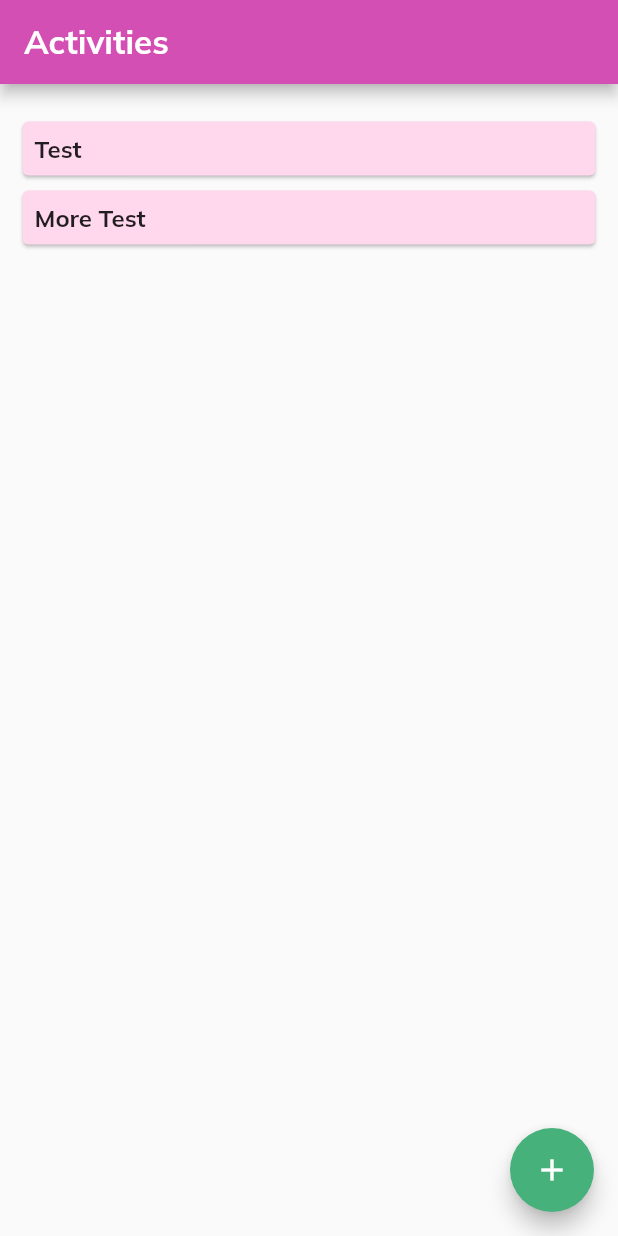
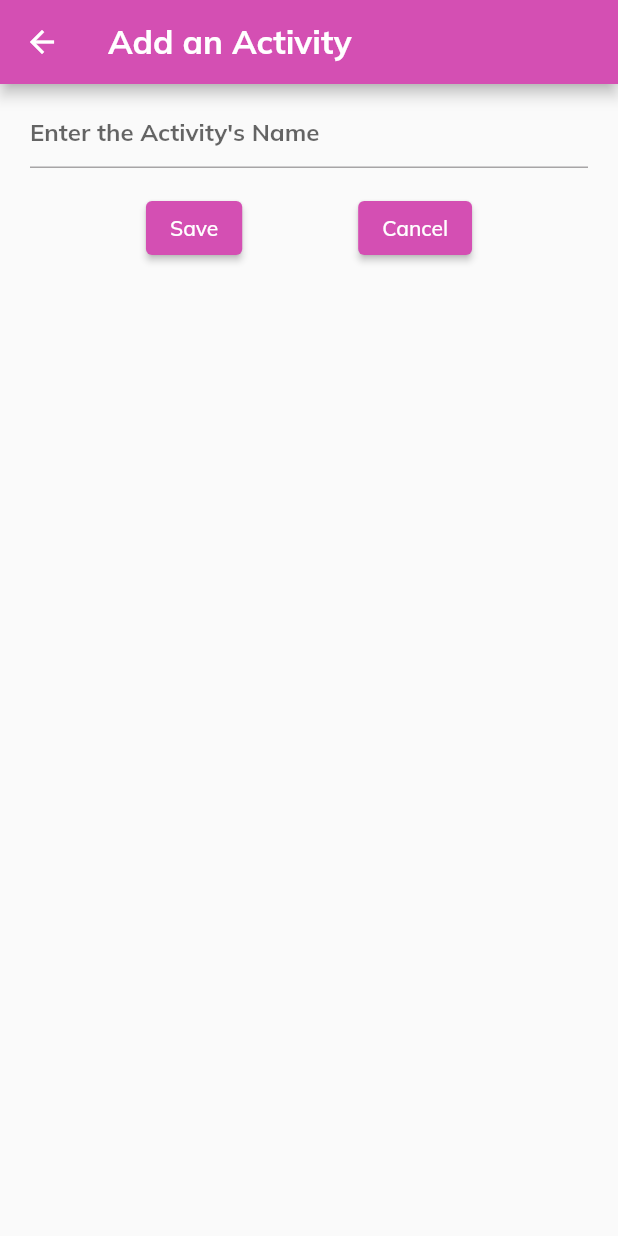
Before and after one commit to jonaspeter/get_my_life_in_order, a Flutter app: the screen it shows after launch, after a tap on the "add" icon, on a phone screen of 412 x 824 dp. Run offline on Flutter 3.47's test engine with Material 2 defaults, Android fonts, the phone set to English and light mode, and no system bars; our stand-ins replace auto_route, bloc, built_collection, flutter_bloc, fpdart, freezed_annotation and 1 more; generated files the repository leaves out were written again.

Commit message:
GMLIO-7 basic infrastructure to add activities
using streams and observers

```diff
--- /dev/null
+++ b/lib/application/activities/controller/activities_controller_bloc.dart
@@ -0,0 +1,21 @@
+import 'package:bloc/bloc.dart';
+import 'package:freezed_annotation/freezed_annotation.dart';
+
+import '../../../domain/entities/activity.dart';
+import '../../../domain/repositories/activity_repository.dart';
+
+part 'activities_controller_event.dart';
+part 'activities_controller_state.dart';
+part 'activities_controller_bloc.freezed.dart';
+
+/// Activities Controller Bloc
+class ActivitiesControllerBloc extends Bloc<ActivitiesControllerEvent, ActivitiesControllerState> {
+  final ActivityRepository activityRepo;
+
+  /// Activities Controller Bloc
+  ActivitiesControllerBloc({required this.activityRepo}) : super(const Initial()) {
+    on<AddActivity>((event, emit) {
+      activityRepo.addActivity(event.activity);
+    });
+  }
+}
--- /dev/null
+++ b/lib/application/activities/controller/activities_controller_event.dart
@@ -0,0 +1,8 @@
+part of 'activities_controller_bloc.dart';
+
+/// Activities Controller Event
+@freezed
+class ActivitiesControllerEvent with _$ActivitiesControllerEvent {
+  /// Activity Controller Event to add an Activity
+  const factory ActivitiesControllerEvent.addActivity(Activity activity) = AddActivity;
+}
--- /dev/null
+++ b/lib/application/activities/controller/activities_controller_state.dart
@@ -0,0 +1,6 @@
+part of 'activities_controller_bloc.dart';
+
+@freezed
+class ActivitiesControllerState with _$ActivitiesControllerState{
+  const factory ActivitiesControllerState.initial() = Initial;
+}
--- /dev/null
+++ b/lib/application/activities/observer/activities_observer_bloc.dart
@@ -0,0 +1,41 @@
+import 'dart:async';
+
+import 'package:bloc/bloc.dart';
+import 'package:built_collection/built_collection.dart';
+import 'package:freezed_annotation/freezed_annotation.dart';
+
+import '../../../domain/entities/activity.dart';
+import '../../../domain/repositories/activity_repository.dart';
+
+part 'activities_observer_event.dart';
+
+part 'activities_observer_state.dart';
+
+part 'activities_observer_bloc.freezed.dart';
+
+class ActivitiesObserverBloc extends Bloc<ActivitiesObserverEvent, ActivitiesObserverState> {
+  final ActivityRepository activityRepo;
+  StreamSubscription? _streamSubscription;
+
+  @override
+  Future<void> close() async {
+    _streamSubscription?.cancel();
+    return super.close();
+  }
+
+  ActivitiesObserverBloc({required this.activityRepo})
+      : super(const Initial()) {
+    on<Observe>((event, emit) async {
+      await _streamSubscription?.cancel();
+      final controller = activityRepo.watchAll();
+      _streamSubscription = controller.stream.listen((event) {
+        add(const Load());
+      });
+    });
+
+    on<Load>((event, emit) {
+      final activities = activityRepo.getAll();
+      activities.match((l) {}, (r) => emit(Loaded(r)));
+    });
+  }
+}
--- /dev/null
+++ b/lib/application/activities/observer/activities_observer_event.dart
@@ -0,0 +1,7 @@
+part of 'activities_observer_bloc.dart';
+
+@freezed
+class ActivitiesObserverEvent with _$ActivitiesObserverEvent {
+  const factory ActivitiesObserverEvent.observe() = Observe;
+  const factory ActivitiesObserverEvent.load() = Load;
+}
--- /dev/null
+++ b/lib/application/activities/observer/activities_observer_state.dart
@@ -0,0 +1,8 @@
+part of 'activities_observer_bloc.dart';
+
+///Activities Observer State
+@freezed
+class ActivitiesObserverState with _$ActivitiesObserverState {
+  const factory ActivitiesObserverState.initial() = Initial;
+  const factory ActivitiesObserverState.loaded(BuiltList<Activity> activities) = Loaded;
+}
--- /dev/null
+++ b/lib/application/navigation/navigation_bloc.dart
@@ -0,0 +1,38 @@
+import 'package:bloc/bloc.dart';
+import 'package:fpdart/fpdart.dart';
+import 'package:freezed_annotation/freezed_annotation.dart';
+import 'package:auto_route/auto_route.dart';
+
+import 'router.dart';
+
+part 'navigation_event.dart';
+part 'navigation_state.dart';
+part 'navigation_bloc.freezed.dart';
+
+class NavigationBloc extends Bloc<NavigationEvent, NavigationState> {
+  NavigationBloc() : super(const ListActivities(None())) {
+
+    on<AddActivity>((event, emit) {
+      final StackRouter router = event.router;
+      router.push(const AddActivityRoute());
+      emit(AddingActivity(some(state)));
+    });
+
+    on<GoBack>((event, emit) {
+      final StackRouter router = event.router;
+      final prev = state.previous;
+      prev.match(
+        () { }, // if there is no previous state do nothing
+        (pState) {
+          router.removeLast();
+          pState.when(
+              listActivities: (Option<NavigationState> previous) =>
+                  router.replace(const ActivitiesListRoute()),
+              addingActivity: (Option<NavigationState> previous) =>
+                  router.replace(const AddActivityRoute()));
+          emit(pState);
+        },
+      );
+    });
+  }
+}
--- /dev/null
+++ b/lib/application/navigation/navigation_event.dart
@@ -0,0 +1,8 @@
+part of 'navigation_bloc.dart';
+
+@freezed
+class NavigationEvent with _$NavigationEvent {
+  const factory NavigationEvent.addActivity(StackRouter router) = AddActivity;
+
+  const factory NavigationEvent.goBack(StackRouter router) = GoBack;
+}
--- /dev/null
+++ b/lib/application/navigation/navigation_state.dart
@@ -0,0 +1,7 @@
+part of 'navigation_bloc.dart';
+
+@freezed
+class NavigationState with _$NavigationState {
+  const factory NavigationState.listActivities(Option<NavigationState> previous) = ListActivities;
+  const factory NavigationState.addingActivity(Option<NavigationState> previous) = AddingActivity;
+}
--- /dev/null
+++ b/lib/application/navigation/router.dart
@@ -0,0 +1,18 @@
+import 'package:flutter/material.dart';
+import 'package:auto_route/auto_route.dart';
+
+import '../../presentation/activities_view.dart';
+import '../../presentation/add_activity_view.dart';
+
+part 'router.gr.dart';
+
+@AutoRouterConfig(replaceInRouteName: 'View,Route')
+class AppRouter extends _$AppRouter {
+
+  @override
+  final List<AutoRoute> routes = [
+
+    AutoRoute(path: '/', page: ActivitiesListRoute.page,),
+    AutoRoute(page: AddActivityRoute.page,),
+  ];
+}
--- a/lib/domain/repositories/activity_repository.dart
+++ b/lib/domain/repositories/activity_repository.dart
@@ -1,8 +1,16 @@
+import 'dart:async';
+
+import 'package:built_collection/built_collection.dart';
 import 'package:fpdart/fpdart.dart';
 
 import '../../core/activity_failures.dart' as af;
 import '../entities/activity.dart';
 
 abstract class ActivityRepository {
-  Either<af.ActivityFailure, List<Activity>> getAll();
+
+  Either<af.ActivityFailure, BuiltList<Activity>> getAll();
+
+  StreamController<Either<af.ActivityFailure, BuiltList<Activity>>> watchAll();
+
+  Either<af.ActivityFailure, Unit> addActivity(Activity activity);
 }
--- a/lib/infrastructure/repositories/activitity_repository_impl.dart
+++ b/lib/infrastructure/repositories/activitity_repository_impl.dart
@@ -1,17 +1,39 @@
+import 'dart:async';
+
 import 'package:fpdart/fpdart.dart';
+import 'package:built_collection/built_collection.dart';
 
 import '../../core/activity_failures.dart' as af;
 import '../../domain/entities/activity.dart';
 import '../../domain/repositories/activity_repository.dart';
 
 class ActivityRepositoryImpl implements ActivityRepository {
-  ActivityRepositoryImpl ();
+  ActivityRepositoryImpl() {
+    activities = const [
+      Activity(name: "Test"),
+      Activity(name: "More Test"),
+    ].build();
+    streamController = StreamController()..sink.add(right(activities));
+  }
+
+  late BuiltList<Activity> activities;
+  late StreamController<Either<af.ActivityFailure, BuiltList<Activity>>> streamController;
 
   @override
-  Either<af.ActivityFailure, List<Activity>> getAll() {
-    return right([
-      Activity(name: "Test"),
-      Activity(name: "More Test"),
-    ]);
+  StreamController<Either<af.ActivityFailure, BuiltList<Activity>>> watchAll() {
+    return streamController;
   }
+
+  @override
+  Either<af.ActivityFailure, BuiltList<Activity>> getAll() {
+    return right(activities);
+  }
+
+  @override
+  Either<af.ActivityFailure, Unit> addActivity(Activity activity) {
+    activities = activities.rebuild((b) => b.add(activity));
+    streamController.sink.add(right(activities));
+    return right(unit);
+  }
+
 }
--- a/lib/main.dart
+++ b/lib/main.dart
@@ -1,25 +1,45 @@
 import 'package:flutter/material.dart';
+import 'package:flutter_bloc/flutter_bloc.dart';
 
-import 'presentation/theme.dart' as Theme;
+import 'application/activities/controller/activities_controller_bloc.dart';
+import 'application/activities/observer/activities_observer_bloc.dart';
+import 'application/navigation/navigation_bloc.dart';
+import 'domain/repositories/activity_repository.dart';
+import 'presentation/theme.dart' as theme;
 import 'service_locator.dart' as sl;
-import 'presentation/navigation/router.dart' as r;
+import 'application/navigation/router.dart';
 
-
-void main() async{
+void main() async {
   await sl.init();
-  runApp(const MyApp());
+  runApp(MyApp());
 }
 
 class MyApp extends StatelessWidget {
-  const MyApp({super.key});
+  MyApp({super.key});
+
+  final _appRouter = AppRouter();
 
   @override
   Widget build(BuildContext context) {
-    return MaterialApp.router(
-      title: 'Get My Life in Order',
-      theme: Theme.theme,
-      routerConfig: r.router,
-      // home: const ActivitiesView(),
+    return MultiBlocProvider(
+      providers: [
+        BlocProvider(
+          create: (context) => NavigationBloc(),
+        ),
+        BlocProvider(
+          create: (context) => ActivitiesControllerBloc(activityRepo: sl.sl<ActivityRepository>()),
+        ),
+        BlocProvider(
+          create: (context) => ActivitiesObserverBloc(activityRepo: sl.sl<ActivityRepository>())
+            ..add(const ActivitiesObserverEvent.observe()),
+        ),
+      ],
+      child: MaterialApp.router(
+        title: 'Get My Life in Order',
+        theme: theme.theme,
+        routerConfig: _appRouter.config(),
+        // home: const ActivitiesView(),
+      ),
     );
   }
 }
--- a/lib/presentation/activities_view.dart
+++ b/lib/presentation/activities_view.dart
@@ -1,28 +1,57 @@
+import 'package:built_collection/built_collection.dart';
 import 'package:flutter/material.dart';
-import 'package:get_my_life_in_order/domain/repositories/activity_repository.dart';
-import 'package:get_my_life_in_order/presentation/activity_card.dart';
+import 'package:auto_route/auto_route.dart';
+import 'package:flutter_bloc/flutter_bloc.dart';
+import 'package:fpdart/fpdart.dart' hide State;
 
-import '../service_locator.dart';
 
-class ActivitiesView extends StatelessWidget {
-  const ActivitiesView({super.key});
+import '../application/activities/observer/activities_observer_bloc.dart';
+import 'widgets/activity_card.dart';
+import '../domain/entities/activity.dart';
+import '../application/navigation/navigation_bloc.dart';
+
+@RoutePage()
+class ActivitiesListView extends StatefulWidget {
+  const ActivitiesListView({super.key});
+
+  @override
+  State<ActivitiesListView> createState() => _ActivitiesListViewState();
+}
+
+class _ActivitiesListViewState extends State<ActivitiesListView> {
+  Option<BuiltList<Activity>> activities = none();
 
   @override
   Widget build(BuildContext context) {
     final theme = Theme.of(context);
-    final activities = sl<ActivityRepository>().getAll().getOrElse((l) => []);
+    final router = AutoRouter.of(context);
+    final navigationBlock = context.read<NavigationBloc>();
+
     return Scaffold(
       appBar: AppBar(
         title: const Text("Activities"),
       ),
-      body: Center(
-        child: ListView(
-            // mainAxisAlignment: MainAxisAlignment.center,
-            padding: const EdgeInsets.symmetric(horizontal: 10, vertical: 20),
-            children: activities.map((e) => ActivityCard(activity: e)).toList()),
+      body: BlocListener<ActivitiesObserverBloc, ActivitiesObserverState>(
+        listener: (context, state) {
+          state.when(
+              initial: () {},
+              loaded: (a) {
+                setState(() {
+                  activities = some(a);
+                });
+              });
+        },
+        child: Center(
+          child: ListView(
+              padding: const EdgeInsets.symmetric(horizontal: 10, vertical: 20),
+              children: activities.match(
+                  () => const [Text("Error")], (a) => a.map((e) => ActivityCard(activity: e)).toList())),
+        ),
       ),
       floatingActionButton: FloatingActionButton(
-        onPressed: () {},
+        onPressed: () {
+          navigationBlock.add(AddActivity(router));
+        },
         backgroundColor: theme.colorScheme.secondary,
         child: const Icon(Icons.add),
       ),
--- /dev/null
+++ b/lib/presentation/add_activity_view.dart
@@ -0,0 +1,104 @@
+import 'package:flutter/material.dart';
+import 'package:auto_route/auto_route.dart';
+import 'package:flutter_bloc/flutter_bloc.dart';
+import 'package:get_my_life_in_order/application/activities/controller/activities_controller_bloc.dart';
+
+import '../application/navigation/navigation_bloc.dart';
+import '../domain/entities/activity.dart';
+
+@RoutePage()
+class AddActivityView extends StatelessWidget {
+  const AddActivityView({Key? key}) : super(key: key);
+
+  @override
+  Widget build(BuildContext context) {
+    return Scaffold(
+      appBar: AppBar(
+        title: const Text("Add an Activity"),
+      ),
+      body: const Padding(
+        padding: EdgeInsets.symmetric(vertical: 8.0, horizontal: 20),
+        child: AddActivityForm(),
+      ),
+    );
+  }
+}
+
+class AddActivityForm extends StatefulWidget {
+  const AddActivityForm({super.key});
+
+  @override
+  State<AddActivityForm> createState() => _AddActivityFormState();
+}
+
+class _AddActivityFormState extends State<AddActivityForm> {
+  final GlobalKey<FormState> _formKey = GlobalKey<FormState>();
+  final nameController = TextEditingController();
+
+  @override
+  void dispose() {
+    nameController.dispose();
+    super.dispose();
+  }
+
+  @override
+  Widget build(BuildContext context) {
+    final navigationBloc = context.read<NavigationBloc>();
+    final actCtrlBloc = context.read<ActivitiesControllerBloc>();
+    final router = AutoRouter.of(context);
+    return WillPopScope(
+      onWillPop: () {
+        navigationBloc.add(GoBack(router));
+        return Future<bool>(() => false);
+      },
+      child: Form(
+        key: _formKey,
+        child: Column(
+          crossAxisAlignment: CrossAxisAlignment.start,
+          children: <Widget>[
+            TextFormField(
+              controller: nameController,
+              decoration: const InputDecoration(
+                hintText: "Enter the Activity's Name",
+              ),
+              validator: (String? value) {
+                if (value == null || value.isEmpty) {
+                  return 'Please enter a name';
+                }
+                return null;
+              },
+            ),
+            Row(
+              mainAxisAlignment: MainAxisAlignment.spaceEvenly,
+              children: [
+                Padding(
+                  padding: const EdgeInsets.symmetric(vertical: 16.0),
+                  child: ElevatedButton(
+                    onPressed: () {
+                      if (_formKey.currentState!.validate()) {
+                        actCtrlBloc.add(ActivitiesControllerEvent.addActivity(
+                            Activity(name: nameController.text)));
+                        navigationBloc.add(GoBack(router));
+                      }
+                    },
+                    child: const Text('Save'),
+                  ),
+                ),
+                Padding(
+                  padding: const EdgeInsets.symmetric(vertical: 16.0),
+                  child: ElevatedButton(
+                    onPressed: () {
+                      //TODO ask before cancel
+                      navigationBloc.add(GoBack(router));
+                    },
+                    child: const Text('Cancel'),
+                  ),
+                ),
+              ],
+            ),
+          ],
+        ),
+      ),
+    );
+  }
+}
--- a/lib/presentation/navigation/router.dart
+++ /dev/null
@@ -1,10 +0,0 @@
-import 'package:go_router/go_router.dart';
-
-import '../activities_view.dart';
-
-final router = GoRouter(routes: [
-  GoRoute(
-    path: '/',
-    builder: (contex, state) => const ActivitiesView(),
-  )
-]);
--- a/lib/presentation/theme.dart
+++ b/lib/presentation/theme.dart
@@ -5,7 +5,7 @@ final _scheme = ColorScheme.fromSeed(seedColor: const Color(0xFFD44FB3)).copyWit
   secondary: const Color(0xFF47B17B),
 );
 
-final _textTheme = TextTheme(
+const _textTheme = TextTheme(
   titleLarge: TextStyle(fontFamily: "Mulish", fontWeight: FontWeight.bold, fontSize: 22),
   titleMedium: TextStyle(fontFamily: "Mulish", fontWeight: FontWeight.bold, fontSize: 16),
 );
--- a/lib/presentation/activity_card.dart
+++ b/lib/presentation/widgets/activity_card.dart
@@ -1,6 +1,6 @@
 import 'package:flutter/material.dart';
 
-import '../domain/entities/activity.dart';
+import '../../domain/entities/activity.dart';
 
 class ActivityCard extends StatelessWidget {
   const ActivityCard({required this.activity, Key? key}) : super(key: key);
@@ -12,7 +12,7 @@ class ActivityCard extends StatelessWidget {
     final theme = Theme.of(context);
     return Material(
         child: Card(
-            margin: EdgeInsets.all(5),
+            margin: const EdgeInsets.all(5),
             child: Padding(
               padding: const EdgeInsets.all(8.0),
               child: Text(
--- a/pubspec.yaml
+++ b/pubspec.yaml
@@ -15,7 +15,10 @@ dependencies:
   json_annotation: ^4.8.0
   fpdart: ^0.5.0
   get_it: ^7.2.0
-  go_router: ^6.2.0
+  auto_route: ^6.0.0
+  bloc: ^8.1.1
+  flutter_bloc: ^8.1.2
+  built_collection: ^5.1.1
 
 #  cupertino_icons: ^1.0.2
 
@@ -27,6 +30,7 @@ dev_dependencies:
   build_runner: ^2.3.3
   freezed: ^2.3.2
   json_serializable: ^6.6.1
+  auto_route_generator: ^6.0.0
 
 
 flutter:
```
Also changed, not shown: pubspec.lock, 1 other file.
